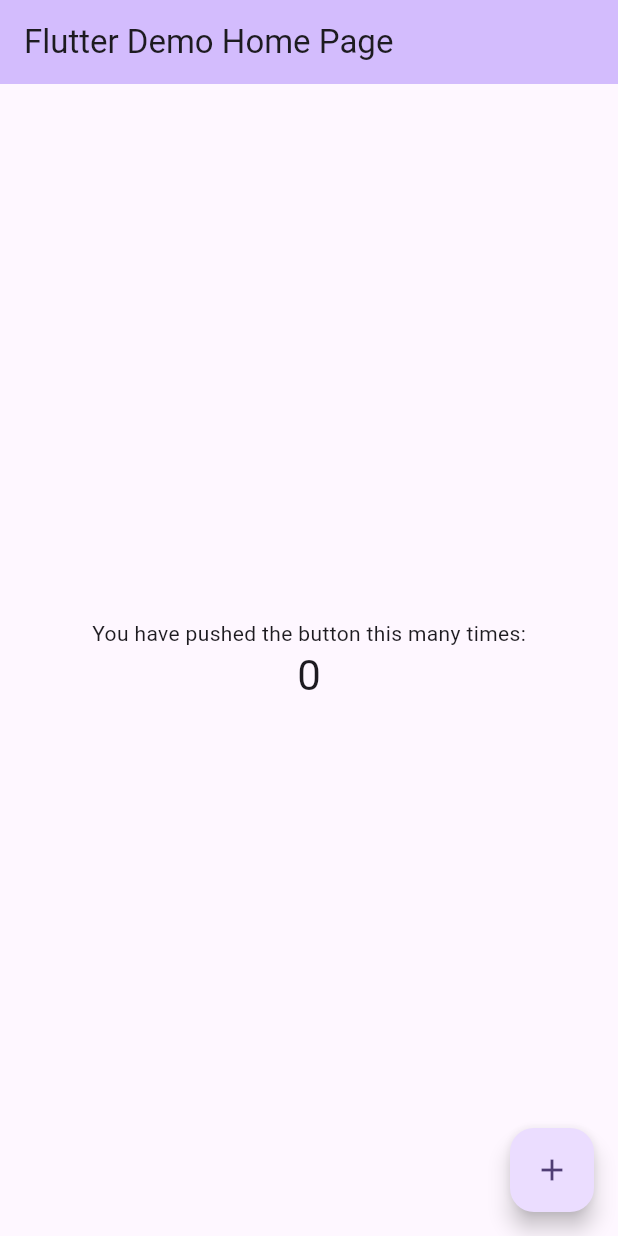
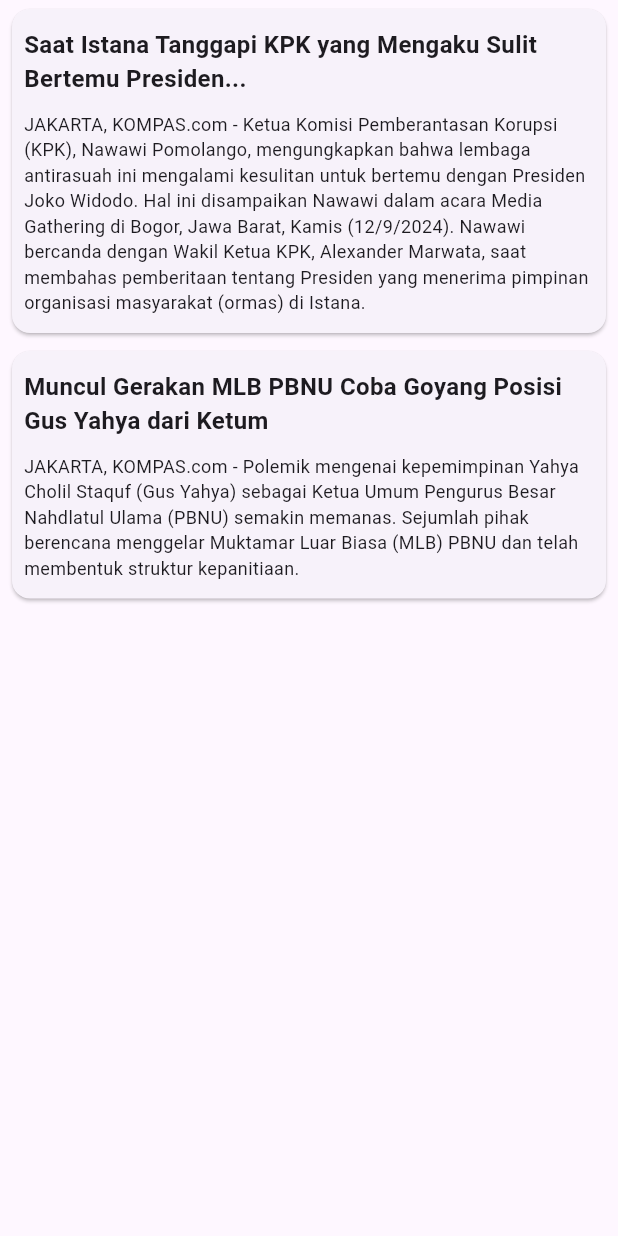
Before and after one commit to Navyrine/news_app, a Flutter app: the screen it shows after launch, on a phone screen of 412 x 824 dp. Run offline on Flutter 3.47's test engine with Material 3 defaults, Android fonts, the phone set to English and light mode, and no system bars.

Commit message:
menambahkan struktur data dan membuat file untuk menambilkan dummy data

```diff
--- a/lib/main.dart
+++ b/lib/main.dart
@@ -1,125 +1,8 @@
 import 'package:flutter/material.dart';
+import 'package:news_app/widgets/home_screen.dart';
 
 void main() {
-  runApp(const MyApp());
+  runApp(const MaterialApp(
+    home: HomeScreen(),
+  ));
 }
-
-class MyApp extends StatelessWidget {
-  const MyApp({super.key});
-
-  // This widget is the root of your application.
-  @override
-  Widget build(BuildContext context) {
-    return MaterialApp(
-      title: 'Flutter Demo',
-      theme: ThemeData(
-        // This is the theme of your application.
-        //
-        // TRY THIS: Try running your application with "flutter run". You'll see
-        // the application has a purple toolbar. Then, without quitting the app,
-        // try changing the seedColor in the colorScheme below to Colors.green
-        // and then invoke "hot reload" (save your changes or press the "hot
-        // reload" button in a Flutter-supported IDE, or press "r" if you used
-        // the command line to start the app).
-        //
-        // Notice that the counter didn't reset back to zero; the application
-        // state is not lost during the reload. To reset the state, use hot
-        // restart instead.
-        //
-        // This works for code too, not just values: Most code changes can be
-        // tested with just a hot reload.
-        colorScheme: ColorScheme.fromSeed(seedColor: Colors.deepPurple),
-        useMaterial3: true,
-      ),
-      home: const MyHomePage(title: 'Flutter Demo Home Page'),
-    );
-  }
-}
-
-class MyHomePage extends StatefulWidget {
-  const MyHomePage({super.key, required this.title});
-
-  // This widget is the home page of your application. It is stateful, meaning
-  // that it has a State object (defined below) that contains fields that affect
-  // how it looks.
-
-  // This class is the configuration for the state. It holds the values (in this
-  // case the title) provided by the parent (in this case the App widget) and
-  // used by the build method of the State. Fields in a Widget subclass are
-  // always marked "final".
-
-  final String title;
-
-  @override
-  State<MyHomePage> createState() => _MyHomePageState();
-}
-
-class _MyHomePageState extends State<MyHomePage> {
-  int _counter = 0;
-
-  void _incrementCounter() {
-    setState(() {
-      // This call to setState tells the Flutter framework that something has
-      // changed in this State, which causes it to rerun the build method below
-      // so that the display can reflect the updated values. If we changed
-      // _counter without calling setState(), then the build method would not be
-      // called again, and so nothing would appear to happen.
-      _counter++;
-    });
-  }
-
-  @override
-  Widget build(BuildContext context) {
-    // This method is rerun every time setState is called, for instance as done
-    // by the _incrementCounter method above.
-    //
-    // The Flutter framework has been optimized to make rerunning build methods
-    // fast, so that you can just rebuild anything that needs updating rather
-    // than having to individually change instances of widgets.
-    return Scaffold(
-      appBar: AppBar(
-        // TRY THIS: Try changing the color here to a specific color (to
-        // Colors.amber, perhaps?) and trigger a hot reload to see the AppBar
-        // change color while the other colors stay the same.
-        backgroundColor: Theme.of(context).colorScheme.inversePrimary,
-        // Here we take the value from the MyHomePage object that was created by
-        // the App.build method, and use it to set our appbar title.
-        title: Text(widget.title),
-      ),
-      body: Center(
-        // Center is a layout widget. It takes a single child and positions it
-        // in the middle of the parent.
-        child: Column(
-          // Column is also a layout widget. It takes a list of children and
-          // arranges them vertically. By default, it sizes itself to fit its
-          // children horizontally, and tries to be as tall as its parent.
-          //
-          // Column has various properties to control how it sizes itself and
-          // how it positions its children. Here we use mainAxisAlignment to
-          // center the children vertically; the main axis here is the vertical
-          // axis because Columns are vertical (the cross axis would be
-          // horizontal).
-          //
-          // TRY THIS: Invoke "debug painting" (choose the "Toggle Debug Paint"
-          // action in the IDE, or press "p" in the console), to see the
-          // wireframe for each widget.
-          mainAxisAlignment: MainAxisAlignment.center,
-          children: <Widget>[
-            const Text(
-              'You have pushed the button this many times:',
-            ),
-            Text(
-              '$_counter',
-              style: Theme.of(context).textTheme.headlineMedium,
-            ),
-          ],
-        ),
-      ),
-      floatingActionButton: FloatingActionButton(
-        onPressed: _incrementCounter,
-        tooltip: 'Increment',
-        child: const Icon(Icons.add),
-      ), // This trailing comma makes auto-formatting nicer for build methods.
-    );
-  }
-}
--- /dev/null
+++ b/lib/models/news.dart
@@ -0,0 +1,16 @@
+import 'package:uuid/uuid.dart';
+
+const uuid = Uuid();
+
+class News {
+  News(
+    {
+      required this.title,
+      required this.body
+    }
+  ): id = uuid.v4();
+
+  final String id;
+  final String title;
+  final String body;
+}
--- /dev/null
+++ b/lib/widgets/home_screen.dart
@@ -0,0 +1,40 @@
+import 'package:flutter/material.dart';
+import 'package:news_app/models/news.dart';
+import 'package:news_app/widgets/news_list/news_list.dart';
+
+class HomeScreen extends StatefulWidget
+{
+  const HomeScreen({
+    super.key
+  });
+
+  @override
+  State<StatefulWidget> createState() {
+    return _HomeScreenState();
+  }
+}
+
+class _HomeScreenState extends State<HomeScreen>
+{
+  final List<News> _registeredNews = [
+    News(
+      title: "Saat Istana Tanggapi KPK yang Mengaku Sulit Bertemu Presiden...",
+      body:"JAKARTA, KOMPAS.com - Ketua Komisi Pemberantasan Korupsi (KPK), Nawawi Pomolango, mengungkapkan bahwa lembaga antirasuah ini mengalami kesulitan untuk bertemu dengan Presiden Joko Widodo. Hal ini disampaikan Nawawi dalam acara Media Gathering di Bogor, Jawa Barat, Kamis (12/9/2024). Nawawi bercanda dengan Wakil Ketua KPK, Alexander Marwata, saat membahas pemberitaan tentang Presiden yang menerima pimpinan organisasi masyarakat (ormas) di Istana."
+    ),
+    News(
+      title: "Muncul Gerakan MLB PBNU Coba Goyang Posisi Gus Yahya dari Ketum",
+      body: "JAKARTA, KOMPAS.com - Polemik mengenai kepemimpinan Yahya Cholil Staquf (Gus Yahya) sebagai Ketua Umum Pengurus Besar Nahdlatul Ulama (PBNU) semakin memanas. Sejumlah pihak berencana menggelar Muktamar Luar Biasa (MLB) PBNU dan telah membentuk struktur kepanitiaan."
+    )
+  ];
+
+  @override
+  Widget build(BuildContext context) {
+    return Scaffold(
+      body: Column(
+        children: [
+          Expanded(child: NewsList(newsList: _registeredNews))
+        ],
+      ),
+    );
+  }
+}
--- /dev/null
+++ b/lib/widgets/news_list/news_item.dart
@@ -0,0 +1,40 @@
+import 'package:flutter/material.dart';
+import 'package:news_app/models/news.dart';
+
+class NewsItem extends StatelessWidget
+{
+  const NewsItem({
+    super.key,
+    required this.newsItem
+  });
+
+  final News newsItem;
+
+  @override
+  Widget build(BuildContext context) {
+    return Card(
+      margin: const EdgeInsets.symmetric(vertical: 6, horizontal: 8),
+      child: Padding(
+        padding: const EdgeInsets.symmetric(vertical: 12, horizontal: 8),
+        child: Column(
+          children: [
+            Text(
+              newsItem.title,
+              style: const TextStyle(
+                fontWeight: FontWeight.bold,
+                fontSize: 16
+              ),
+            ),
+            const SizedBox(height: 10),
+            Text(
+              newsItem.body,
+              style: const TextStyle(
+                fontSize: 12
+              ),
+            )
+          ],
+        ),
+      ),
+    );
+  }
+}
--- /dev/null
+++ b/lib/widgets/news_list/news_list.dart
@@ -0,0 +1,21 @@
+import 'package:flutter/material.dart';
+import 'package:news_app/models/news.dart';
+import 'package:news_app/widgets/news_list/news_item.dart';
+
+class NewsList extends StatelessWidget
+{
+  const NewsList({
+    super.key,
+    required this.newsList
+  });
+
+  final List<News> newsList;
+
+  @override
+  Widget build(BuildContext context) {
+    return ListView.builder(
+      itemCount: newsList.length,
+      itemBuilder: (ctx, index) => NewsItem(newsItem: newsList[index])
+    );
+  }
+}
--- a/pubspec.yaml
+++ b/pubspec.yaml
@@ -35,6 +35,7 @@ dependencies:
   # The following adds the Cupertino Icons font to your application.
   # Use with the CupertinoIcons class for iOS style icons.
   cupertino_icons: ^1.0.8
+  uuid: ^4.5.0
 
 dev_dependencies:
   flutter_test:
```
Also changed, not shown: pubspec.lock.
